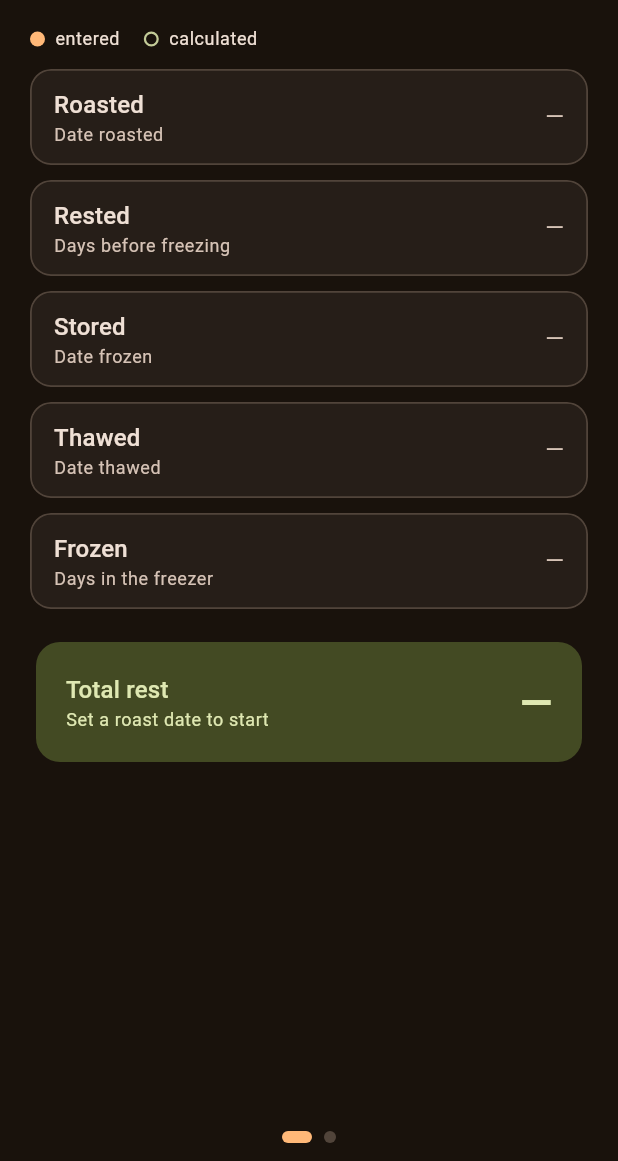
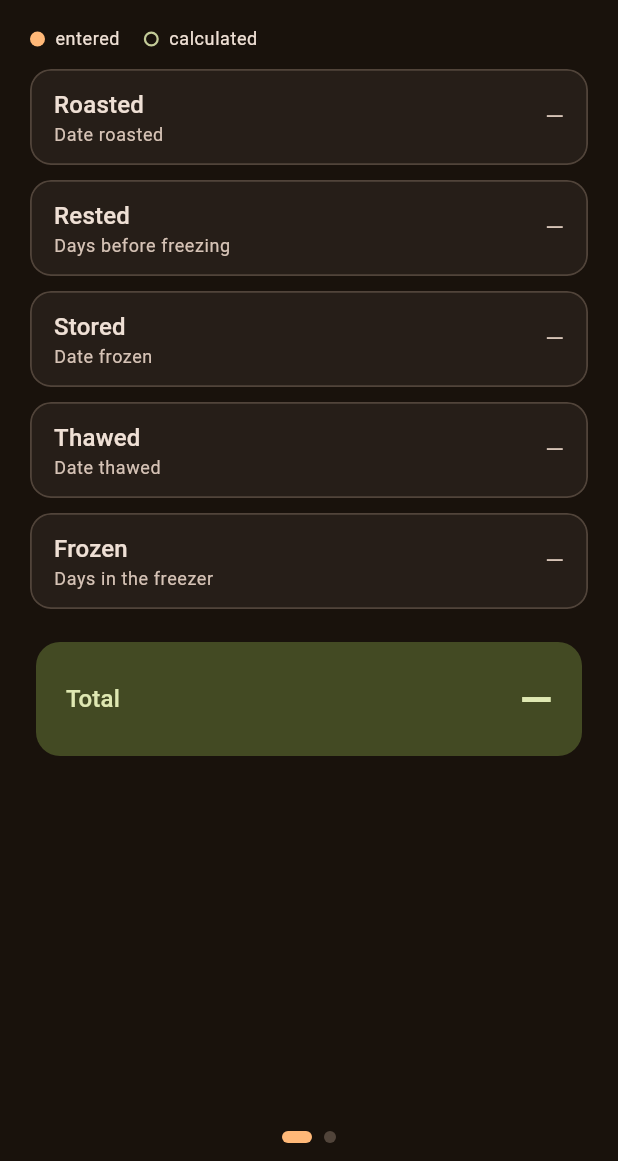
Before and after one commit to dtkujawski/coffee_calc, a Flutter app: the screen it shows after launch, on a phone screen of 412 x 824 dp, the part 75-1236 px from its top. Run offline on Flutter 3.47's test engine with Material 3 defaults, Android fonts, the phone set to English and light mode, and no system bars; our stand-ins replace material_ui, shared_preferences.

Commit message:
Default ratio 1:17; Rest total card just says Total
Co-Authored-By: Claude Opus 5.5 <noreply@anthropic.com>
Claude-Session: https://claude.ai/code/session_01UzLbD4zD7ZmSr6iENtNbQF

```diff
--- a/lib/date_screen.dart
+++ b/lib/date_screen.dart
@@ -472,13 +472,6 @@ class _TotalCard extends StatelessWidget {
     final t = Theme.of(context).textTheme;
     final total = result.total;
     final error = result.errors.contains(DateField.total);
-    String? detail;
-    if (total != null && result.roasted != null) {
-      final since = daysBetween(result.roasted!, today);
-      detail = result.frozen == null
-          ? '${plural(since, 'day')} since roast'
-          : '${plural(since, 'day')} since roast − ${result.frozen} frozen';
-    }
     return Card(
       elevation: 0,
       color: error ? cs.errorContainer : cs.tertiaryContainer,
@@ -488,15 +481,8 @@ class _TotalCard extends StatelessWidget {
         child: Row(
           children: [
             Expanded(
-              child: Column(
-                crossAxisAlignment: CrossAxisAlignment.start,
-                children: [
-                  Text('Total rest',
-                      style: t.titleMedium?.copyWith(color: cs.onTertiaryContainer)),
-                  Text(detail ?? 'Set a roast date to start',
-                      style: t.bodySmall?.copyWith(color: cs.onTertiaryContainer)),
-                ],
-              ),
+              child: Text('Total',
+                  style: t.titleMedium?.copyWith(color: cs.onTertiaryContainer)),
             ),
             Text(total == null ? '—' : plural(total, 'day'),
                 style: t.headlineMedium?.copyWith(
--- a/lib/ratio_calc.dart
+++ b/lib/ratio_calc.dart
@@ -2,7 +2,7 @@
 library;
 
 const minDose = 12, maxDose = 30, defaultDose = 15;
-const minRatio = 13, maxRatio = 20, defaultRatio = 16;
+const minRatio = 13, maxRatio = 20, defaultRatio = 17;
 const pourCounts = [2, 3];
 const defaultPourCount = 3;
 
```
Also changed, not shown: 2 other files.
